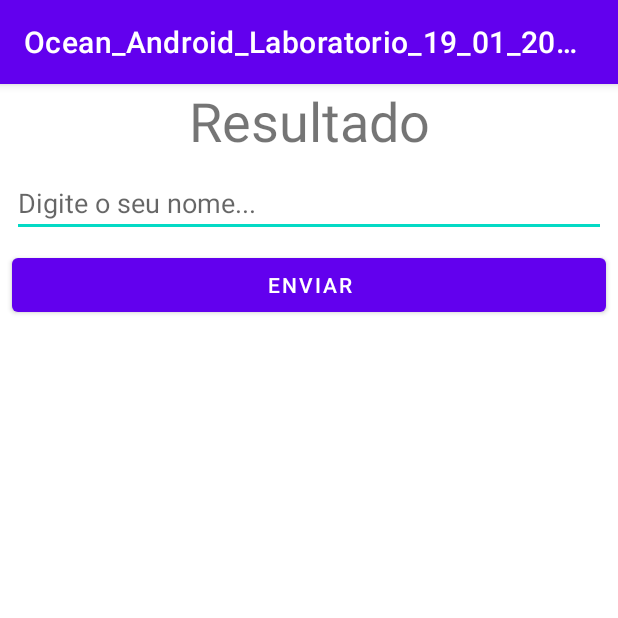
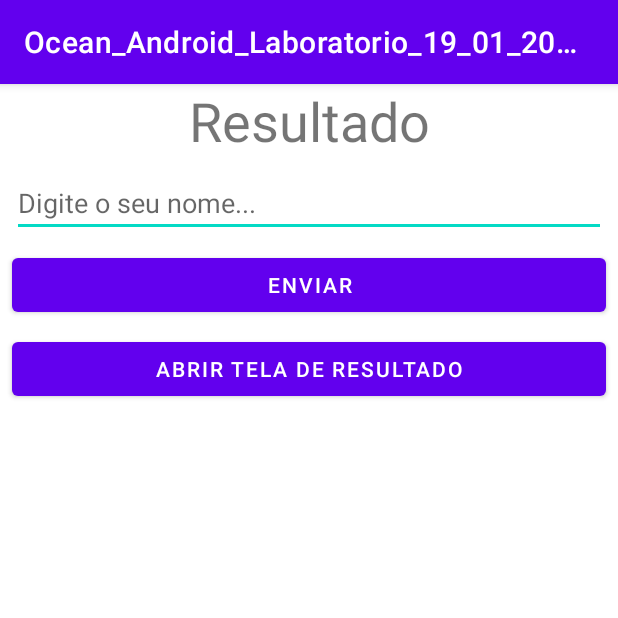
Before and after one commit to paulosalvatore/Ocean_Android_Laboratorio_19_01_2021, an Android app: the screen it shows after launch (MainActivity), on a phone screen of 412 x 824 dp, the top half of it. Run offline under Robolectric (Android 15) with nearby library versions, the phone set to English and light mode, and no system bars.

Commit message:
Botão para abrir tela de resultado implementado

```diff
--- a/app/src/main/java/com/oceanbrasil/ocean_android_laboratorio_19_01_2021/MainActivity.kt
+++ b/app/src/main/java/com/oceanbrasil/ocean_android_laboratorio_19_01_2021/MainActivity.kt
@@ -1,5 +1,6 @@
 package com.oceanbrasil.ocean_android_laboratorio_19_01_2021
 
+import android.content.Intent
 import android.os.Bundle
 import android.widget.Button
 import android.widget.EditText
@@ -12,8 +13,9 @@ class MainActivity : AppCompatActivity() {
         setContentView(R.layout.activity_main)
 
         val tvResultado = findViewById<TextView>(R.id.tvResultado)
+        val etNome = findViewById<EditText>(R.id.etNome)
         val btEnviar = findViewById<Button>(R.id.btEnviar)
-        val etNome = findViewById<EditText>(R.id.etNome)
+        val btAbrirResultado = findViewById<Button>(R.id.btAbrirResultado)
 
         btEnviar.setOnClickListener {
             if (etNome.text.isNotBlank()) {
@@ -22,5 +24,11 @@ class MainActivity : AppCompatActivity() {
                 etNome.error = "Digite um nome..."
             }
         }
+
+        btAbrirResultado.setOnClickListener {
+            val intent = Intent(this, ResultActivity::class.java)
+
+            startActivity(intent)
+        }
     }
 }
--- a/app/src/main/res/layout/activity_main.xml
+++ b/app/src/main/res/layout/activity_main.xml
@@ -44,4 +44,18 @@
         app:layout_constraintStart_toStartOf="parent"
         app:layout_constraintTop_toBottomOf="@+id/etNome" />
 
+    <Button
+        android:id="@+id/btAbrirResultado"
+        android:layout_width="0dp"
+        android:layout_height="wrap_content"
+        android:layout_marginStart="8dp"
+        android:layout_marginLeft="8dp"
+        android:layout_marginTop="8dp"
+        android:layout_marginEnd="8dp"
+        android:layout_marginRight="8dp"
+        android:text="Abrir Tela de Resultado"
+        app:layout_constraintEnd_toEndOf="parent"
+        app:layout_constraintStart_toStartOf="parent"
+        app:layout_constraintTop_toBottomOf="@+id/btEnviar" />
+
 </androidx.constraintlayout.widget.ConstraintLayout>
```
